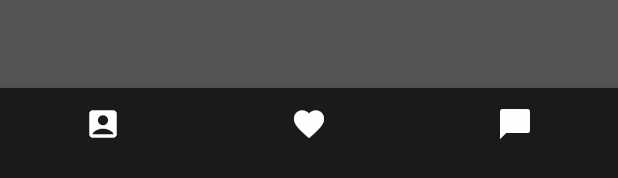
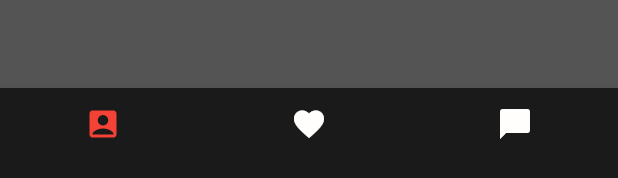
Before and after one commit to sarthakagrawal927/stumble-app, a Flutter app: the BottomBar widget shown alone on an empty page, opened directly, after a tap on the "account box" icon, on a phone screen of 412 x 824 dp. Shown: the part 1046-1224 px from the top of the screen. Run offline on Flutter 3.47's test engine with Material 2 defaults, Android fonts, the phone set to English and light mode, and no system bars; our stand-ins replace flutter_otp_text_field, flutter_secure_storage, google_fonts, image_picker, intl_phone_number_input, logger and 1 more; missing offline and left inert: chucker_flutter; accounts and stored records are empty; network calls fail.

Commit message:
UI changes of chat screens completed

```diff
--- a/lib/screens/matches_and_chats_screen.dart
+++ b/lib/screens/matches_and_chats_screen.dart
@@ -1,12 +1,9 @@
-import 'dart:ui';
-
 import 'package:dating_made_better/models/chat.dart';
 import 'package:dating_made_better/models/profile.dart';
 import 'package:dating_made_better/utils/call_api.dart';
 import 'package:dating_made_better/widgets/chat/matches_conversation_started_with.dart';
 import 'package:dating_made_better/widgets/circle_avatar.dart';
 import 'package:flutter/material.dart';
-import 'package:path/path.dart';
 
 import '../constants.dart';
 import '../widgets/bottom_app_bar.dart';
--- a/lib/widgets/bottom_app_bar.dart
+++ b/lib/widgets/bottom_app_bar.dart
@@ -29,7 +29,7 @@ class BottomBar extends StatelessWidget {
           iconButtonBasedOnCurrentScreen(
             const Icon(Icons.account_box_rounded),
             currentScreen == "UserProfileOverviewScreen"
-                ? headingColor
+                ? Colors.red
                 : whiteColor,
             context,
             currentScreen == "UserProfileOverviewScreen"
@@ -38,13 +38,13 @@ class BottomBar extends StatelessWidget {
           ),
           iconButtonBasedOnCurrentScreen(
             const Icon(Icons.favorite),
-            currentScreen == "SwipingScreen" ? headingColor : whiteColor,
+            currentScreen == "SwipingScreen" ? Colors.red : whiteColor,
             context,
             currentScreen == "SwipingScreen" ? "" : SwipingScreen.routeName,
           ),
           iconButtonBasedOnCurrentScreen(
             const Icon(Icons.chat_bubble_rounded),
-            currentScreen == "ChatScreen" ? headingColor : whiteColor,
+            currentScreen == "ChatScreen" ? Colors.red : whiteColor,
             context,
             currentScreen == "ChatScreen"
                 ? ""
--- a/lib/widgets/chat/message_bubble.dart
+++ b/lib/widgets/chat/message_bubble.dart
@@ -41,8 +41,8 @@ class MessageBubble extends StatelessWidget {
                     isMe ? const Radius.circular(12) : const Radius.circular(0),
               ),
               color: isMe
-                  ? Theme.of(context).colorScheme.secondary
-                  : Colors.redAccent,
+                  ? const Color.fromRGBO(28, 26, 26, 1)
+                  : const Color.fromRGBO(48, 48, 48, 1),
             ),
             width: 140,
             padding: const EdgeInsets.symmetric(
@@ -57,7 +57,7 @@ class MessageBubble extends StatelessWidget {
               message,
               style: TextStyle(
                 fontSize: 20,
-                color: isMe ? Colors.black87 : Colors.black12,
+                color: isMe ? Colors.white : Colors.white,
               ),
             ),
           ),
--- a/lib/widgets/chat/new_message.dart
+++ b/lib/widgets/chat/new_message.dart
@@ -43,6 +43,7 @@ class NewMessage extends StatelessWidget {
               _enteredMessage.trim().isEmpty
                   ? null
                   : await sendMessage(_enteredMessage);
+              FocusManager.instance.primaryFocus?.unfocus();
             },
             icon: const Icon(
               Icons.send,
```
Also changed, not shown: lib/screens/individual_chats_screen.dart (+3 -4 lines).
